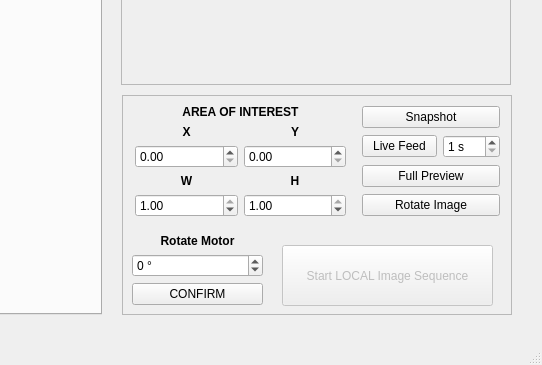
Old version of the form _ui/FlashLapse_CP.ui in the repository CoCl-Jerry/Flashlapse_Dev; both pictures show x 738 to 1280 and y 325 to 690 of the 1280 by 690 pixel window.
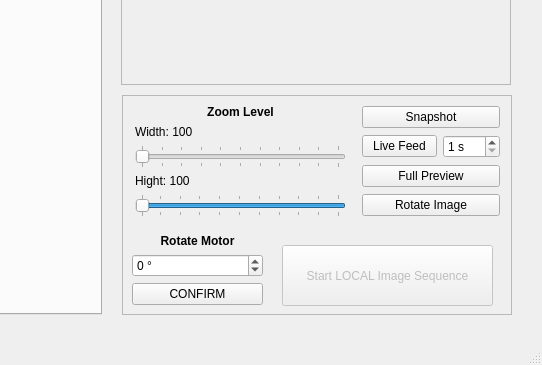
New version of the form. The open tabs and pages were chosen to show the change. Icons and pictures are not drawn.

```diff
--- a/_ui/FlashLapse_CP.ui
+++ b/_ui/FlashLapse_CP.ui
@@ -1677,87 +1677,61 @@
       <item>
        <widget class="QLabel" name="AOI_label_3">
         <property name="text">
-         <string>&lt;html&gt;&lt;head/&gt;&lt;body&gt;&lt;p align=&quot;center&quot;&gt;&lt;span style=&quot; font-weight:600;&quot;&gt;AREA OF INTEREST&lt;/span&gt;&lt;/p&gt;&lt;/body&gt;&lt;/html&gt;</string>
+         <string>&lt;html&gt;&lt;head/&gt;&lt;body&gt;&lt;p align=&quot;center&quot;&gt;&lt;span style=&quot; font-weight:600;&quot;&gt;Zoom Level&lt;/span&gt;&lt;/p&gt;&lt;/body&gt;&lt;/html&gt;</string>
         </property>
        </widget>
       </item>
       <item>
-       <layout class="QGridLayout" name="gridLayout_3">
-        <item row="2" column="0">
-         <widget class="QDoubleSpinBox" name="AOIX_doubleSpinBox">
-          <property name="maximum">
-           <double>1.000000000000000</double>
-          </property>
-          <property name="singleStep">
-           <double>0.100000000000000</double>
-          </property>
-         </widget>
-        </item>
-        <item row="2" column="1">
-         <widget class="QDoubleSpinBox" name="AOIY_doubleSpinBox">
+       <widget class="QLabel" name="xAxis_label">
+        <property name="text">
+         <string>Width: 100</string>
+        </property>
+       </widget>
+      </item>
+      <item>
+       <widget class="QSlider" name="xAxis_horizontalSlider">
           <property name="maximum">
-           <double>1.000000000000000</double>
-          </property>
-          <property name="singleStep">
-           <double>0.100000000000000</double>
-          </property>
-         </widget>
-        </item>
-        <item row="1" column="0">
-         <widget class="QLabel" name="AOIX_label">
-          <property name="text">
-           <string>&lt;html&gt;&lt;head/&gt;&lt;body&gt;&lt;p align=&quot;center&quot;&gt;&lt;span style=&quot; font-weight:600;&quot;&gt;X&lt;/span&gt;&lt;/p&gt;&lt;/body&gt;&lt;/html&gt;</string>
+         <number>100</number>
+        </property>
+        <property name="orientation">
+         <enum>Qt::Horizontal</enum>
+        </property>
+        <property name="tickPosition">
+         <enum>QSlider::TicksBothSides</enum>
           </property>
          </widget>
         </item>
-        <item row="1" column="1">
-         <widget class="QLabel" name="AOIY_label">
+      <item>
+       <widget class="QLabel" name="yAxis_label">
           <property name="text">
-           <string>&lt;html&gt;&lt;head/&gt;&lt;body&gt;&lt;p align=&quot;center&quot;&gt;&lt;span style=&quot; font-weight:600;&quot;&gt;Y&lt;/span&gt;&lt;/p&gt;&lt;/body&gt;&lt;/html&gt;</string>
+         <string>Hight: 100</string>
           </property>
          </widget>
         </item>
-        <item row="5" column="1">
-         <widget class="QLabel" name="AOIH_label">
-          <property name="text">
-           <string>&lt;html&gt;&lt;head/&gt;&lt;body&gt;&lt;p align=&quot;center&quot;&gt;&lt;span style=&quot; font-weight:600;&quot;&gt;H&lt;/span&gt;&lt;/p&gt;&lt;/body&gt;&lt;/html&gt;</string>
-          </property>
-         </widget>
-        </item>
-        <item row="6" column="1">
-         <widget class="QDoubleSpinBox" name="AOIH_doubleSpinBox">
+      <item>
+       <widget class="QSlider" name="yAxis_horizontalSlider">
+        <property name="minimum">
+         <number>1</number>
+        </property>
           <property name="maximum">
-           <double>1.000000000000000</double>
-          </property>
-          <property name="singleStep">
-           <double>0.100000000000000</double>
-          </property>
+         <number>100</number>
+        </property>
           <property name="value">
-           <double>1.000000000000000</double>
-          </property>
-         </widget>
-        </item>
-        <item row="5" column="0">
-         <widget class="QLabel" name="AOIW_label">
-          <property name="text">
-           <string>&lt;html&gt;&lt;head/&gt;&lt;body&gt;&lt;p align=&quot;center&quot;&gt;&lt;span style=&quot; font-weight:600;&quot;&gt;W&lt;/span&gt;&lt;/p&gt;&lt;/body&gt;&lt;/html&gt;</string>
-          </property>
-         </widget>
-        </item>
-        <item row="6" column="0">
-         <widget class="QDoubleSpinBox" name="AOIW_doubleSpinBox">
-          <property name="maximum">
-           <double>1.000000000000000</double>
-          </property>
-          <property name="singleStep">
-           <double>0.100000000000000</double>
-          </property>
-          <property name="value">
-           <double>1.000000000000000</double>
-          </property>
-         </widget>
-        </item>
-       </layout>
+         <number>100</number>
+        </property>
+        <property name="orientation">
+         <enum>Qt::Horizontal</enum>
+        </property>
+        <property name="invertedAppearance">
+         <bool>true</bool>
+        </property>
+        <property name="invertedControls">
+         <bool>false</bool>
+        </property>
+        <property name="tickPosition">
+         <enum>QSlider::TicksBothSides</enum>
+        </property>
+       </widget>
       </item>
      </layout>
     </widget>
```
Left out of the diff: 5 changed lines with no effect on the pictures. Lines whose indentation alone changed are shown as unchanged.
